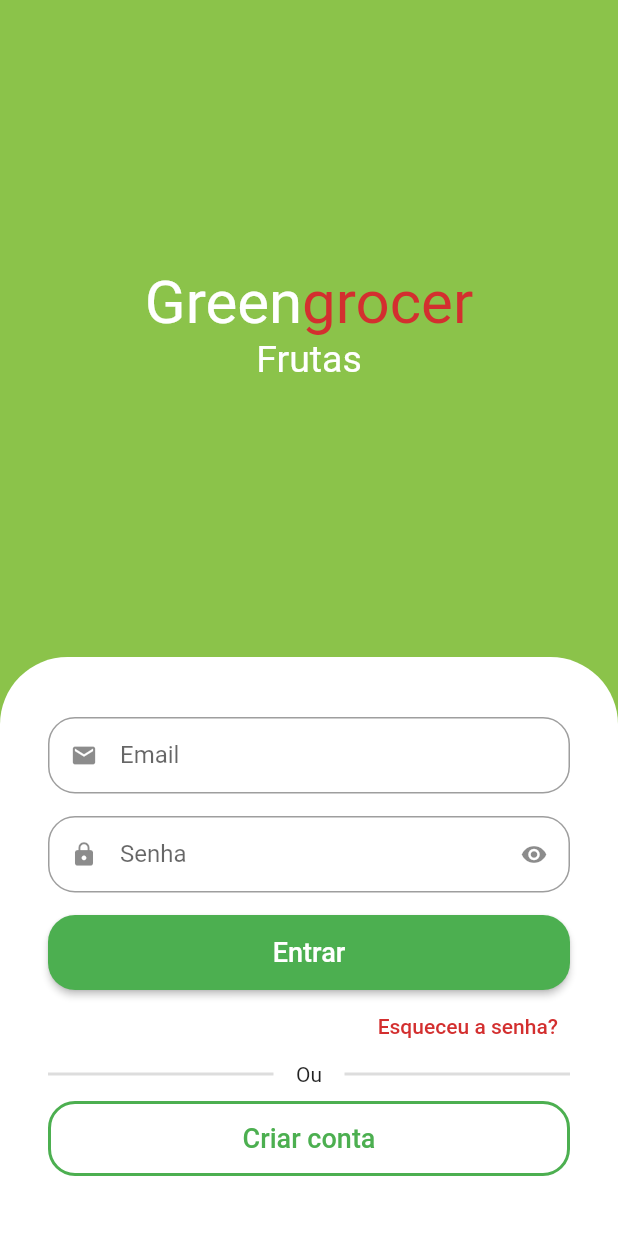
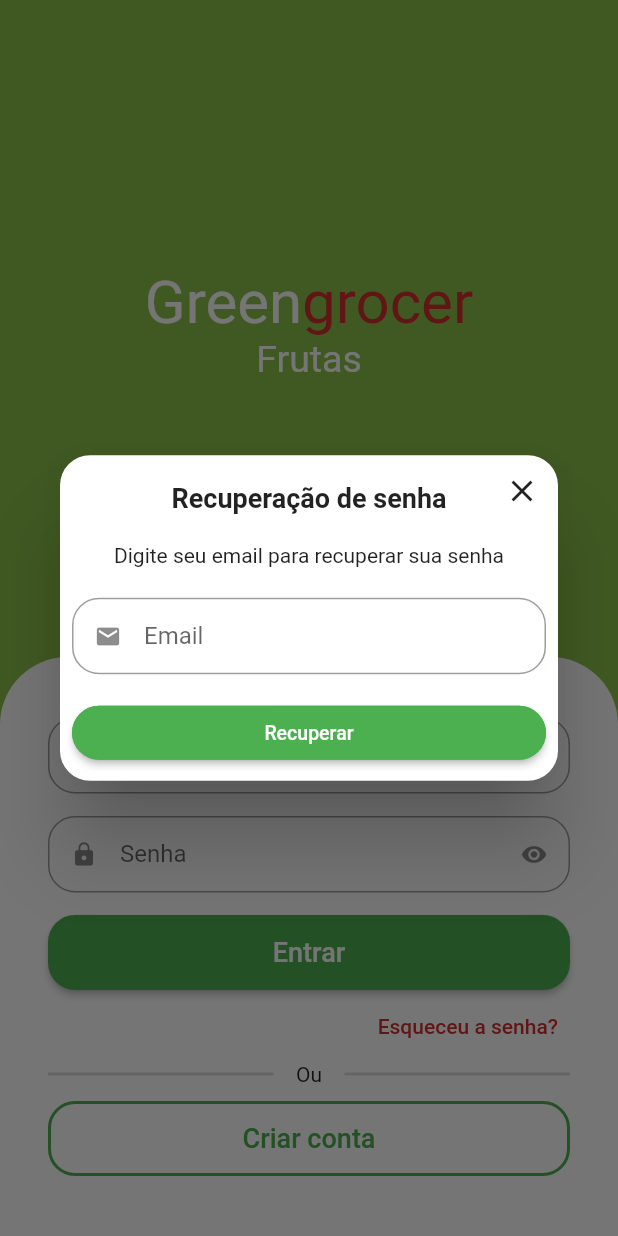
Before and after one commit to andreylara/Flutter, a Flutter app: the SignInScreen screen opened by its route, after a tap on "Esqueceu a senha?", on a phone screen of 412 x 824 dp. Run offline on Flutter 3.47's test engine with Material 2 defaults, Android fonts, the phone set to English and light mode, and no system bars; drawn by our look-alikes of animated_text_kit; our stand-ins replace badges, dio, flutter_secure_storage, fluttertoast, freezed_annotation, get and 3 more; accounts and stored records are empty; generated files the repository leaves out were written again.

Commit message:
implementado processo de recuperação de senha

```diff
--- a/mygreengrocer/lib/src/constants/endponts.dart
+++ b/mygreengrocer/lib/src/constants/endponts.dart
@@ -4,4 +4,5 @@
   static const String sigin = '$baseUrl/login';
   static const String signup = '$baseUrl/signup';
   static const String validateToken = '$baseUrl/validate-token';
+  static const String resetPassword = '$baseUrl/reset-password';
 }
--- a/mygreengrocer/lib/src/pages/auth/controller/auth_controller.dart
+++ b/mygreengrocer/lib/src/pages/auth/controller/auth_controller.dart
@@ -41,6 +41,10 @@
         signOut();
       },
     );
+  }
+
+  Future<void> resetPassword(String email) async {
+    await authRepository.resetPassword(email);
   }
 
   Future<void> signOut() async {
--- a/mygreengrocer/lib/src/pages/auth/repository/auth_repository.dart
+++ b/mygreengrocer/lib/src/pages/auth/repository/auth_repository.dart
@@ -48,4 +48,12 @@
     );
     return handleUserOrError(result);
   }
+
+  Future<void> resetPassword(String email) async {
+    await _httpManager.restRequest(
+      url: Endpoints.resetPassword,
+      method: HttpMethods.post,
+      body: {'email': email},
+    );
+  }
 }
--- /dev/null
+++ b/mygreengrocer/lib/src/pages/auth/view/components/forgot_password_dialog.dart
@@ -0,0 +1,114 @@
+import 'package:flutter/material.dart';
+import 'package:get/get.dart';
+import 'package:mygreengrocer/src/pages/auth/controller/auth_controller.dart';
+import 'package:mygreengrocer/src/pages/common_widgets/custom_text_field.dart';
+import 'package:mygreengrocer/src/services/validators.dart';
+
+class ForgotPasswordDialog extends StatelessWidget {
+  final emailController = TextEditingController();
+
+  ForgotPasswordDialog({
+    required String email,
+    Key? key,
+  }) : super(key: key) {
+    emailController.text = email;
+  }
+
+  final _formFieldKey = GlobalKey<FormFieldState>();
+  final authController = Get.find<AuthController>();
+
+  @override
+  Widget build(BuildContext context) {
+    return Dialog(
+      shape: RoundedRectangleBorder(
+        borderRadius: BorderRadius.circular(20),
+      ),
+      child: Stack(
+        alignment: Alignment.center,
+        children: [
+          // Conteúdo
+          Padding(
+            padding: const EdgeInsets.all(8.0),
+            child: Column(
+              crossAxisAlignment: CrossAxisAlignment.stretch,
+              mainAxisSize: MainAxisSize.min,
+              children: [
+                // Titulo
+                const Padding(
+                  padding: EdgeInsets.symmetric(vertical: 10),
+                  child: Text(
+                    'Recuperação de senha',
+                    textAlign: TextAlign.center,
+                    style: TextStyle(
+                      fontWeight: FontWeight.bold,
+                      fontSize: 18,
+                    ),
+                  ),
+                ),
+
+                // Descrição
+                const Padding(
+                  padding: EdgeInsets.only(
+                    top: 10,
+                    bottom: 20,
+                  ),
+                  child: Text(
+                    'Digite seu email para recuperar sua senha',
+                    textAlign: TextAlign.center,
+                    style: TextStyle(),
+                  ),
+                ),
+
+                // Campo de email
+                CustomTextField(
+                  formFieldKey: _formFieldKey,
+                  controller: emailController,
+                  icon: Icons.email,
+                  label: 'Email',
+                  validator: emailValidator,
+                ),
+
+                // Confirmar
+                ElevatedButton(
+                  style: ElevatedButton.styleFrom(
+                    shape: RoundedRectangleBorder(
+                      borderRadius: BorderRadius.circular(20),
+                    ),
+                    side: const BorderSide(
+                      width: 2,
+                      color: Colors.green,
+                    ),
+                  ),
+                  onPressed: () {
+                    if (_formFieldKey.currentState!.validate()) {
+                      authController.resetPassword(emailController.text);
+                      Get.back(result: true);
+                    }
+                  },
+                  child: const Text(
+                    'Recuperar',
+                    style: TextStyle(
+                      fontSize: 13,
+                    ),
+                  ),
+                ),
+              ],
+            ),
+          ),
+
+          // Botão para fechar
+          Positioned(
+            top: 0,
+            right: 0,
+            child: IconButton(
+              onPressed: () {
+                Navigator.of(context).pop();
+              },
+              icon: const Icon(Icons.close),
+            ),
+          ),
+        ],
+      ),
+    );
+  }
+}
--- a/mygreengrocer/lib/src/pages/auth/view/sign_in_screen.dart
+++ b/mygreengrocer/lib/src/pages/auth/view/sign_in_screen.dart
@@ -2,10 +2,12 @@
 import 'package:flutter/material.dart';
 import 'package:get/get.dart';
 import 'package:mygreengrocer/src/pages/auth/controller/auth_controller.dart';
+import 'package:mygreengrocer/src/pages/auth/view/components/forgot_password_dialog.dart';
 import 'package:mygreengrocer/src/pages/common_widgets/app_name_widget.dart';
 import 'package:mygreengrocer/src/pages/common_widgets/custom_text_field.dart';
 import 'package:mygreengrocer/src/config/custom_colors.dart';
 import 'package:mygreengrocer/src/pages_routes/app_pages.dart';
+import 'package:mygreengrocer/src/services/utils_services.dart';
 import 'package:mygreengrocer/src/services/validators.dart';
 
 class SignInScreen extends StatelessWidget {
@@ -15,6 +17,7 @@
 
   final emailController = TextEditingController();
   final passwordController = TextEditingController();
+  final utilsServices = UtilsServices();
 
   @override
   Widget build(BuildContext context) {
@@ -137,7 +140,22 @@
                       Align(
                         alignment: Alignment.centerRight,
                         child: TextButton(
-                          onPressed: () {},
+                          onPressed: () async {
+                            final bool? result = await showDialog(
+                              context: context,
+                              builder: (_) {
+                                return ForgotPasswordDialog(
+                                  email: emailController.text,
+                                );
+                              },
+                            );
+                            if (result ?? false) {
+                              utilsServices.showToast(
+                                message:
+                                    'Um link de recuperação foi enviado para o seu email.',
+                              );
+                            }
+                          },
                           child: Text(
                             'Esqueceu a senha?',
                             style: TextStyle(
--- a/mygreengrocer/lib/src/pages/common_widgets/custom_text_field.dart
+++ b/mygreengrocer/lib/src/pages/common_widgets/custom_text_field.dart
@@ -12,6 +12,7 @@
   final void Function(String?)? onSaved;
   final TextEditingController? controller;
   final TextInputType? textInputType;
+  final GlobalKey<FormFieldState>? formFieldKey;
 
   const CustomTextField({
     super.key,
@@ -25,6 +26,7 @@
     this.controller,
     this.textInputType,
     this.onSaved,
+    this.formFieldKey,
   });
 
   @override
@@ -46,6 +48,7 @@
     return Padding(
       padding: const EdgeInsets.only(bottom: 15),
       child: TextFormField(
+        key: widget.formFieldKey,
         controller: widget.controller,
         readOnly: widget.readOnly,
         initialValue: widget.initialValue,
```
